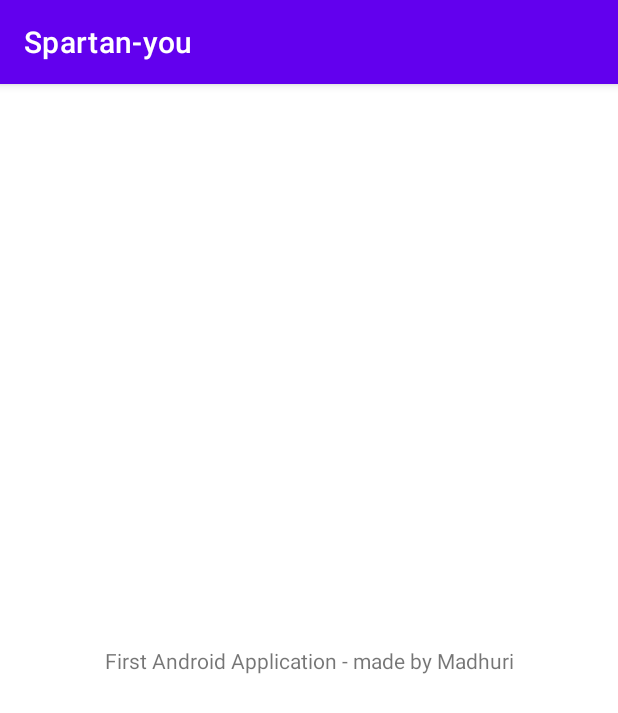
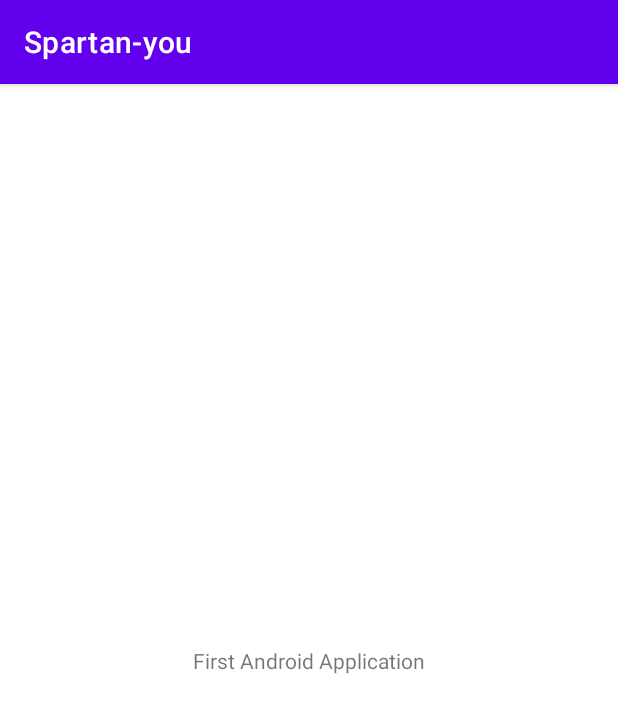
Before and after one commit to madhuri7patel/CodingAssignment, an Android app: the screen it shows after launch (MainActivity), on a phone screen of 412 x 824 dp. Shown: the top 713 px of the screen. Run offline under Robolectric (Android 15) with nearby library versions, the phone set to English and light mode, and no system bars.

Commit message:
removed name

```diff
--- a/week3/Day2/Spartanyou/app/src/main/res/layout/activity_main.xml
+++ b/week3/Day2/Spartanyou/app/src/main/res/layout/activity_main.xml
@@ -9,7 +9,7 @@
     <TextView
         android:layout_width="wrap_content"
         android:layout_height="wrap_content"
-        android:text="First Android Application - made by Madhuri"
+        android:text="First Android Application"
         app:layout_constraintBottom_toBottomOf="parent"
         app:layout_constraintLeft_toLeftOf="parent"
         app:layout_constraintRight_toRightOf="parent"
```
